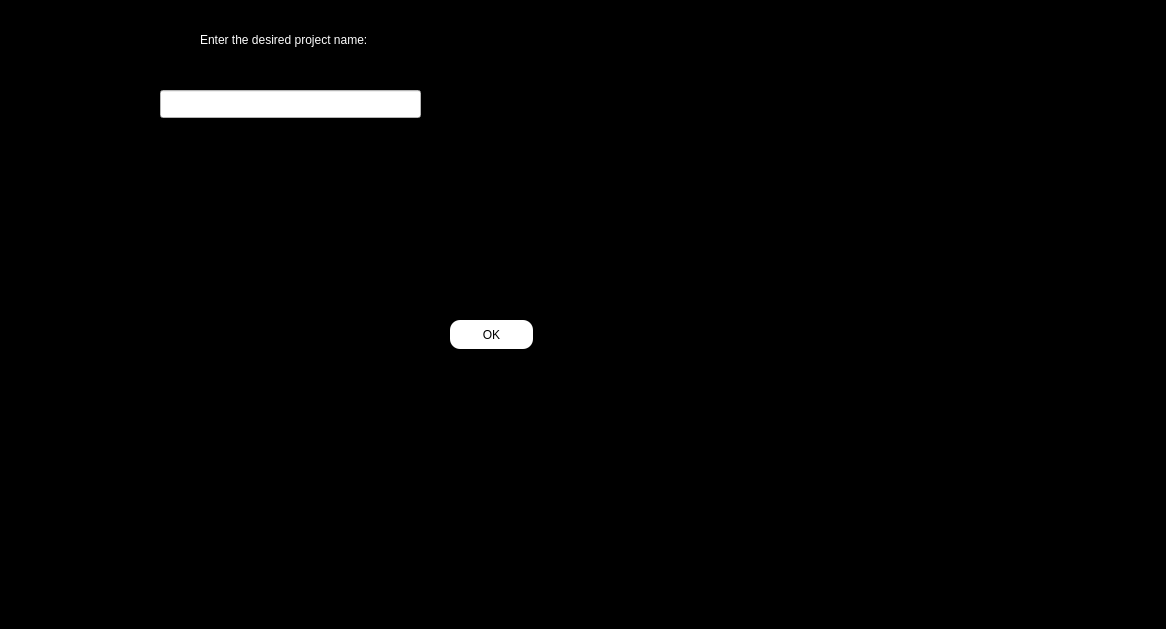
First picture: the form in enter/key_project_before.ui, repository Shayanrava/APproject, before the edit.
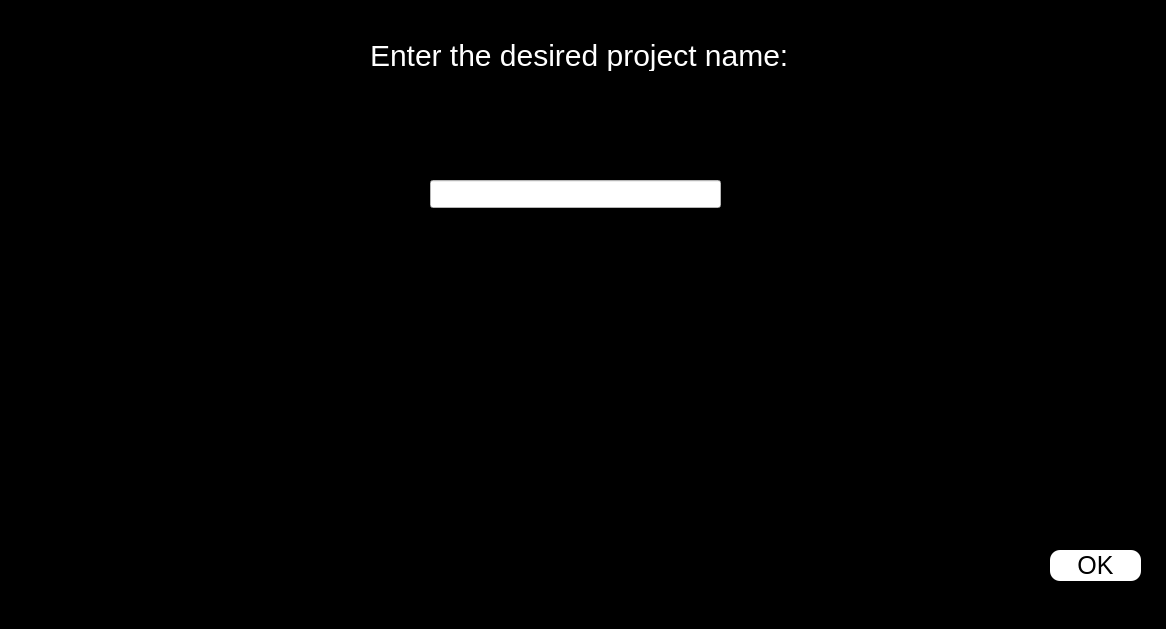
Second picture: the form after the edit.

Commit message: key_project and team before ui edited

What changed in the file:
```diff
--- a/enter/key_project_before.ui
+++ b/enter/key_project_before.ui
@@ -22,16 +22,17 @@
   <widget class="QLabel" name="label">
    <property name="geometry">
     <rect>
-     <x>200</x>
-     <y>30</y>
-     <width>211</width>
-     <height>20</height>
+     <x>370</x>
+     <y>40</y>
+     <width>421</width>
+     <height>31</height>
     </rect>
    </property>
    <property name="styleSheet">
     <string notr="true">#label
 {
 color:white;
+font-size:30px;
 }</string>
    </property>
    <property name="text">
@@ -41,9 +42,9 @@
   <widget class="QLineEdit" name="key_project_before_led">
    <property name="geometry">
     <rect>
-     <x>160</x>
-     <y>90</y>
-     <width>261</width>
+     <x>430</x>
+     <y>180</y>
+     <width>291</width>
      <height>28</height>
     </rect>
    </property>
@@ -57,10 +58,10 @@
   <widget class="QPushButton" name="key_project_before_pbn">
    <property name="geometry">
     <rect>
-     <x>450</x>
-     <y>320</y>
-     <width>83</width>
-     <height>29</height>
+     <x>1050</x>
+     <y>550</y>
+     <width>91</width>
+     <height>31</height>
     </rect>
    </property>
    <property name="styleSheet">
@@ -73,6 +74,7 @@
 {
 background-color:white;
 border-radius:10px;
+font-size:25px;
 }</string>
    </property>
    <property name="text">
```
The commit also changes 1 other file.
